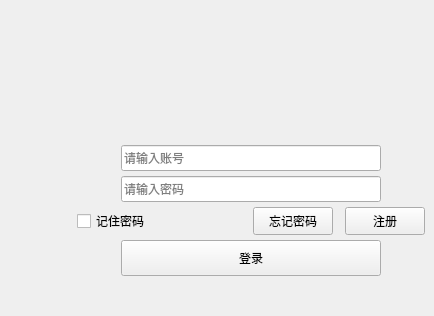
Before: the Qt Designer form UserLogin.ui in jmh000527/criker-client, drawn with Qt 5.
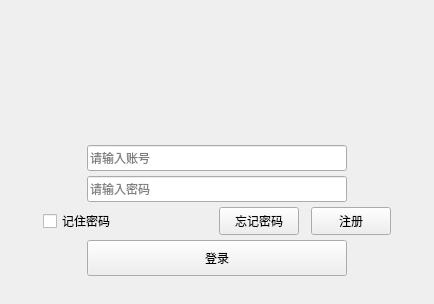
After: the same form once the commit is applied.

Commit message: Add resources files, and finish class UserLogin.

The edit to the form file:
```diff
--- a/UserLogin.ui
+++ b/UserLogin.ui
@@ -7,7 +7,7 @@
     <x>0</x>
     <y>0</y>
     <width>434</width>
-    <height>316</height>
+    <height>304</height>
    </rect>
   </property>
   <property name="sizePolicy">
@@ -19,13 +19,13 @@
   <property name="minimumSize">
    <size>
     <width>434</width>
-    <height>316</height>
+    <height>304</height>
    </size>
   </property>
   <property name="maximumSize">
    <size>
     <width>434</width>
-    <height>316</height>
+    <height>304</height>
    </size>
   </property>
   <property name="windowTitle">
@@ -67,7 +67,7 @@
     <rect>
      <x>0</x>
      <y>104</y>
-     <width>502</width>
+     <width>434</width>
      <height>200</height>
     </rect>
    </property>
```
Left out of the diff: 14 changed lines with no effect on the pictures. The commit also changes 371 other files.
